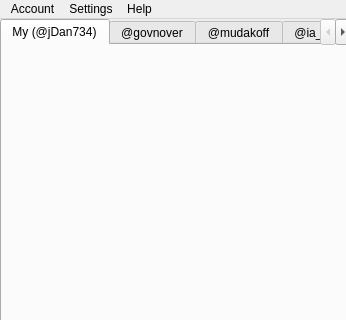
Old version of the form design.ui in the repository jDan735/qttwitter; both pictures show x 0 to 346 and y 0 to 320 of the 346 by 600 pixel window.
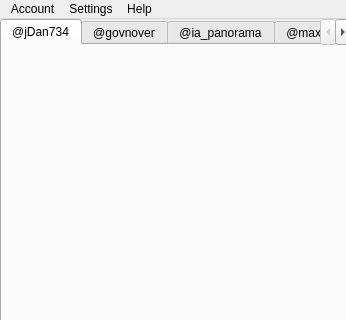
New version of the form. The open tabs and pages were chosen to show the change.

Commit message: Set first tab as default

```diff
--- a/design.ui
+++ b/design.ui
@@ -28,7 +28,7 @@
     </property>
     <widget class="QWidget" name="tab">
      <attribute name="title">
-      <string>My (@jDan734)</string>
+      <string>@jDan734</string>
      </attribute>
     </widget>
     <widget class="QWidget" name="tab_2">
@@ -36,11 +36,6 @@
       <string>@govnover</string>
      </attribute>
     </widget>
-    <widget class="QWidget" name="tab_3">
-     <attribute name="title">
-      <string>@mudakoff</string>
-     </attribute>
-    </widget>
     <widget class="QWidget" name="tab_4">
      <attribute name="title">
       <string>@ia_panorama</string>
@@ -51,16 +46,6 @@
       <string>@max_katz</string>
      </attribute>
     </widget>
-    <widget class="QWidget" name="tab_6">
-     <attribute name="title">
-      <string>@lupineboy</string>
-     </attribute>
-    </widget>
-    <widget class="QWidget" name="tab_7">
-     <attribute name="title">
-      <string>@mpltnv</string>
-     </attribute>
-    </widget>
    </widget>
   </widget>
   <widget class="QMenuBar" name="menubar">
```
Left out of the diff: 4 changed lines with no effect on the pictures. The commit also changes 1 other file.
